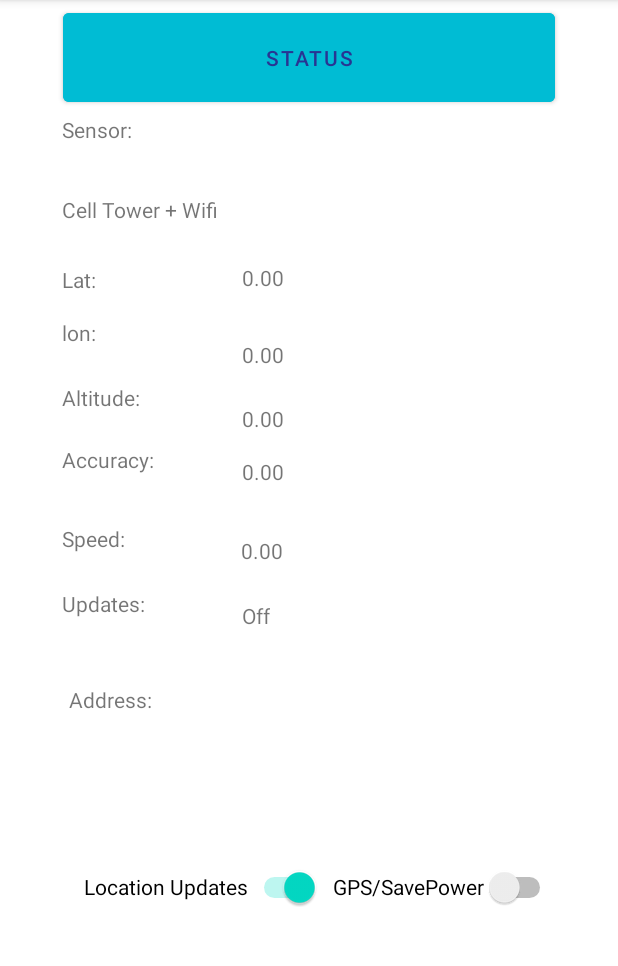
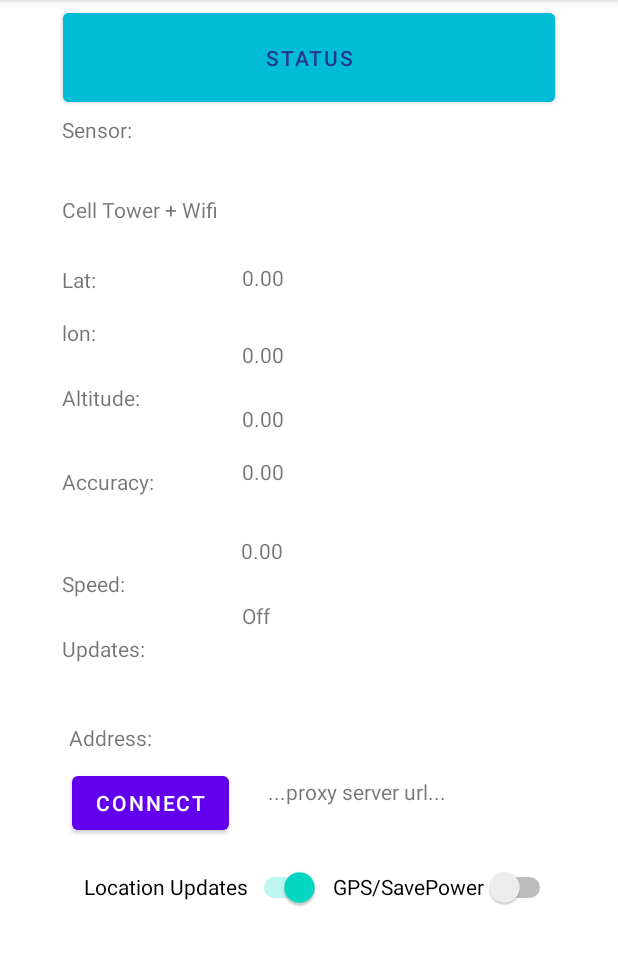
Before and after one commit to barigyederek/igmmsClient, an Android app: the screen it shows after launch (MainActivity), after a tap on "STATUS", on a phone screen of 412 x 824 dp, the part 84-1050 px from its top. Run offline under Robolectric (Android 15) with nearby library versions, the phone set to English and light mode, and no system bars; our stand-ins replace Volley.

Commit message:
Merge branch 'socketTrial' of D:\igmms related software and code\igmmsClient with conflicts.

```diff
--- a/app/src/main/java/com/example/igmmsclient/MainActivity.java
+++ b/app/src/main/java/com/example/igmmsclient/MainActivity.java
@@ -23,7 +23,9 @@ import com.android.volley.AuthFailureError;
 import com.android.volley.NetworkResponse;
 import com.android.volley.Request;
 import com.android.volley.RequestQueue;
+import com.android.volley.Response;
 import com.android.volley.ServerError;
+import com.android.volley.VolleyError;
 import com.android.volley.toolbox.HttpHeaderParser;
 import com.android.volley.toolbox.StringRequest;
 import com.android.volley.toolbox.Volley;
@@ -34,7 +36,6 @@ import com.google.android.gms.location.LocationRequest;
 import com.google.android.gms.location.LocationResult;
 import com.google.android.gms.location.LocationServices;
 import com.google.android.gms.tasks.OnSuccessListener;
-import com.google.firebase.database.IgnoreExtraProperties;
 
 import org.json.JSONException;
 import org.json.JSONObject;
@@ -44,20 +45,24 @@ import java.util.HashMap;
 import java.util.List;
 import java.util.Map;
 
+
 @SuppressWarnings("deprecation")
 public class MainActivity extends AppCompatActivity {
+
 
     public static final int default_check = 30000;
     public static final int fastest_check = 5000;
     private static final int PERMISSION_FINE_LOCATION = 99;
-    TextView tv_lat, tv_lon, tv_accuracy, tv_address, tv_speed, tv_sensor, tv_altitude, tv_updates;
-    Button status;
+    TextView tv_lat, tv_lon, tv_accuracy, tv_address, tv_speed, tv_sensor, tv_altitude, tv_updates, connectText;
+    Button status, ConnectButton;
     Switch sw_locationupdates, sw_gps;
     LocationCallback locationCallBack;
-//    String lat, lon;
-//    private RequestQueue requestQueue;
+    String lat, lon;
+    private RequestQueue requestQueue;
 
-    URL urls;
+
+
+
 
     //google api client
     FusedLocationProviderClient fusedLocationProviderClient;
@@ -68,11 +73,11 @@ public class MainActivity extends AppCompatActivity {
         super.onCreate(savedInstanceState);
         setContentView(R.layout.activity_main);
 
-        urls = new URL();
 
-        // create and connectWebSocket
 
-        // give each  UI variable a value
+
+
+            //give each  UI variable a value
         tv_lat = findViewById(R.id.tv_lat);
         tv_lon = findViewById(R.id.tv_lon);
         tv_accuracy = findViewById(R.id.tv_accuracy);
@@ -84,8 +89,13 @@ public class MainActivity extends AppCompatActivity {
         sw_gps = findViewById(R.id.sw_gps);
         sw_locationupdates = findViewById(R.id.sw_locationsupdates);
         status = findViewById(R.id.button);
+        ConnectButton =findViewById(R.id.connectbtn);
+        connectText =findViewById(R.id.connecttxt);
+
+
 
         // assigning variables to locationrequest
+
         locationRequest = new LocationRequest();
 
         // time limit before default check
@@ -108,7 +118,9 @@ public class MainActivity extends AppCompatActivity {
             }
         };
 
-        sw_gps.setOnClickListener(v -> {
+        sw_gps.setOnClickListener(new View.OnClickListener() {
+            @Override
+            public void onClick(View v) {
                 if (sw_gps.isChecked()) {
                     locationRequest.setPriority(locationRequest.PRIORITY_HIGH_ACCURACY);
                     tv_sensor.setText("using GPS sensors");
@@ -116,49 +128,54 @@ public class MainActivity extends AppCompatActivity {
                     locationRequest.setPriority(locationRequest.PRIORITY_BALANCED_POWER_ACCURACY);
                     tv_sensor.setText("Using towers + wifi");
                 }
+            }
         });
-        sw_locationupdates.setOnClickListener(v -> {
+        sw_locationupdates.setOnClickListener(new View.OnClickListener() {
+            @Override
+            public void onClick(View v) {
                 //if statement for turning on and off location tracking
                 if (sw_locationupdates.isChecked()) {
                     startLocationUpdates();
                       tv_sensor.setText("You are being tracked");
+
+
                 } else {
                     stopLocationUpdates();
                     tv_sensor.setText("");
+                }
+            }
+
+
+        });
+//        connect button on click action listener
+        ConnectButton.setOnClickListener(new View.OnClickListener() {
+            @Override
+            public void onClick(View view) {
+                connectText.getText().toString();
             }
         });
 
         update_GPS();
 
-//        String lat = tv_lat.getText().toString();
-//        String lon = tv_lon.getText().toString();
-//
-//        updateLocation(lat, lon);
-
-//        update_UI_values();
-//        updateLocation();
-
-        status.setOnClickListener(view -> {
-
+//        status button click event handler
+        status.setOnClickListener(new View.OnClickListener() {
+            @Override
+            public void onClick(View view) {
                 System.out.println(tv_lat.getText());
-            Log.d("LOGGED COORDINATES", "onClick: " + tv_lat.getText() + " " + tv_lon.getText());
-
-            String lat = tv_lat.getText().toString();
-            String lon = tv_lon.getText().toString();
-
-            Toast.makeText(MainActivity.this, "COORDINATES" + lat + lon, Toast.LENGTH_SHORT).show();
-
-            updateLocation(lat, lon);
-
-
+                Log.d("LOGGED CORDINATES", "onClick: " + tv_lat.getText() + tv_lon.getText())  ;
+            }
         });
-
-//         requestQueue = Volley.newRequestQueue(MainActivity.this);
+         requestQueue = Volley.newRequestQueue(MainActivity.this);
 
     }
     // on create method ends here
 
-    // location updates enabled and disabled below
+
+private void Connectbtn (String url){
+
+}
+
+//    location updates enabled and disabled below
     @SuppressLint("SetTextI18n")
     private void stopLocationUpdates() {
 
@@ -180,14 +197,17 @@ public class MainActivity extends AppCompatActivity {
         tv_lat.setText("your location is being tracked");
 
         fusedLocationProviderClient.requestLocationUpdates(locationRequest, locationCallBack, null);
-
-        // Update GPS fields function
+//        update GPS fields function
         update_GPS();
 
-        // Function to updatelocation values in my local database fires when functions startLocationUpdates fires
-//        updateLocation();
+//        function to updatelocation values in my local database fires when functions startLocationUpdates fires
+        updateLocation();
 
     }
+
+
+
+
 
     @Override
     public void onRequestPermissionsResult(int requestCode, @NonNull @org.jetbrains.annotations.NotNull String[] permissions, @NonNull @org.jetbrains.annotations. NotNull int[] grantResults) {
@@ -203,7 +223,10 @@ public class MainActivity extends AppCompatActivity {
                 }
                 break;
         }
+
+
     }
+
 
     private void update_GPS(){
         //get user permission
@@ -225,10 +248,13 @@ public class MainActivity extends AppCompatActivity {
         }
         else if (Build.VERSION.SDK_INT >= Build.VERSION_CODES.M){
             requestPermissions(new String[] {Manifest.permission.ACCESS_FINE_LOCATION}, PERMISSION_FINE_LOCATION);
+
+
         }
     }
 
-    // Updating all the UI elements values
+    //updating all the UI elements values
+
     private void update_UI_values(Location location) {
         //   update_UI_values(location);
         tv_lat.setText(String.valueOf(location.getLatitude()));
@@ -258,42 +284,25 @@ public class MainActivity extends AppCompatActivity {
             tv_address.setText("Unable to find your street address");
         }
 
-//        lat = String.valueOf(location.getLatitude());
-//        lon = String.valueOf(location.getLongitude());
-
-        Toast.makeText(MainActivity.this, "WORKS", Toast.LENGTH_SHORT).show();
+        lat = String.valueOf(location.getLatitude());
+        lon = String.valueOf(location.getLongitude());
     }
 
-    // The function to update location data to my local database updateLocation();
-    public void updateLocation(final String lat, final String lon){
-        StringRequest stringRequest = new StringRequest(Request.Method.POST, urls.updateLocation,
-                response -> {
 
-                    try {
 
-                        Log.i("tagconvertstr", "[" + response + "]");
-                        JSONObject jsonObject = new JSONObject(response);
-                        String success = jsonObject.getString("success");
+//    the function to update location data to my local database updateLocation();
+    public void updateLocation(){
+        StringRequest stringRequest = new StringRequest(Request.Method.POST, URL.updateLocation,
+                new Response.Listener<String>() {
+                    public void onResponse(String response) {
 
-                        if (success.equals("1")) {
-                            Toast.makeText(getApplicationContext(), "Successful",
-                                    Toast.LENGTH_SHORT).show();
-//                            String uu = tv_lat.getText().toString().trim();
-                            finish();
+//                        Toast.makeText(getApplicationContext(), "", Toast.LENGTH_LONG).show();
 
                     }
-
-                    } catch (JSONException e) {
-                        e.printStackTrace();
-                        Toast.makeText(getApplicationContext(), "unsuccessful, please try again",
-                                Toast.LENGTH_SHORT).show();
-                    }
-
-//                        Toast.makeText(getApplicationContext(), "Account created! proceed to login", Toast.LENGTH_LONG).show();
-//                        Intent intent = new Intent(RequestQuickService.this, MapsActivity.class);
-//                        startActivity(intent);
                 },
-                error -> {
+                new Response.ErrorListener() {
+                    @Override
+                    public void onErrorResponse(VolleyError error) {
                         NetworkResponse response = error.networkResponse;
                         if (error instanceof ServerError && response != null) {
                             try {
@@ -307,22 +316,17 @@ public class MainActivity extends AppCompatActivity {
                             }
                         }
 
-                        Toast.makeText(getApplicationContext(), error.toString(), Toast.LENGTH_SHORT).show();
+//                        Toast.makeText(getApplicationContext(), error.toString(), Toast.LENGTH_SHORT).show();
+                    }
                 })
         {
 //            hash map to send data to my local data base
             @Override
             protected Map<String, String> getParams() throws AuthFailureError {
                 HashMap<String, String> params = new HashMap<>();
-//                params.put("latitude", String.valueOf(lat));
-//                params.put("longitude", String.valueOf(lon));
-
-                params.put("latitude", lat);
-                params.put("longitude", lon);
-
-//                params.put("animal_tag","999");
-
-                Log.d("PARAMS:", "getParams: " + params );
+                params.put("longitude", String.valueOf(lon));
+                params.put("latitude", String.valueOf(lat));
+                params.put("animal_tag","999");
 
                 return params;
             }
@@ -331,5 +335,6 @@ public class MainActivity extends AppCompatActivity {
         RequestQueue requestQueue = Volley.newRequestQueue(MainActivity.this);
         requestQueue.add(stringRequest);
 
+
     }
 }
--- a/app/src/main/java/com/example/igmmsclient/URL/URL.java
+++ b/app/src/main/java/com/example/igmmsclient/URL/URL.java
@@ -1,11 +1,6 @@
 package com.example.igmmsclient.URL;
 //my local database server url
 public class URL {
-//    public  static final String serverURL ="http://192.168.43.120/openProject/";
-    public  static final String serverURL ="http://10.10.51.15/openProject/";
-
-    public URL() { }
-
+    public  static final String serverURL ="";
     public  static final String updateLocation = serverURL+"insert_data.php";
-
 }
--- a/app/src/main/res/layout/activity_main.xml
+++ b/app/src/main/res/layout/activity_main.xml
@@ -270,4 +270,28 @@
         android:orientation="horizontal"
         app:layout_constraintGuide_begin="173dp" />
 
+    <Button
+        android:id="@+id/connectbtn"
+        android:layout_width="wrap_content"
+        android:layout_height="wrap_content"
+        android:layout_marginTop="10dp"
+        android:layout_marginBottom="8dp"
+        android:text="Connect"
+        app:layout_constraintBottom_toTopOf="@+id/sw_locationsupdates"
+        app:layout_constraintEnd_toStartOf="@+id/connecttxt"
+        app:layout_constraintStart_toStartOf="@+id/guideline4"
+        app:layout_constraintTop_toBottomOf="@+id/tv_lbladdress" />
+
+    <TextView
+        android:id="@+id/connecttxt"
+        android:layout_width="185dp"
+        android:layout_height="38dp"
+        android:layout_marginStart="19dp"
+        android:layout_marginBottom="11dp"
+        android:text="...proxy server url..."
+        android:hint="..proxy server url..."
+        app:layout_constraintBottom_toTopOf="@+id/sw_locationsupdates"
+        app:layout_constraintEnd_toStartOf="@+id/guideline5"
+        app:layout_constraintStart_toEndOf="@+id/connectbtn" />
+
 </androidx.constraintlayout.widget.ConstraintLayout>
```
Lines whose indentation alone changed are shown as unchanged.
